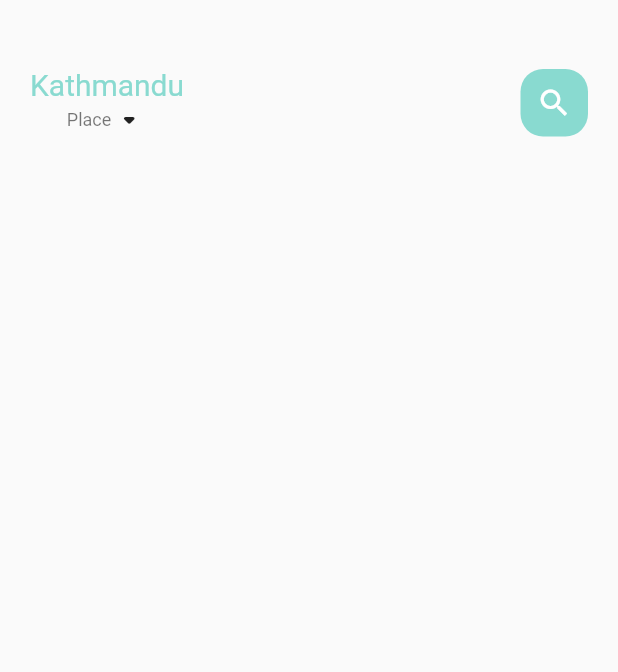
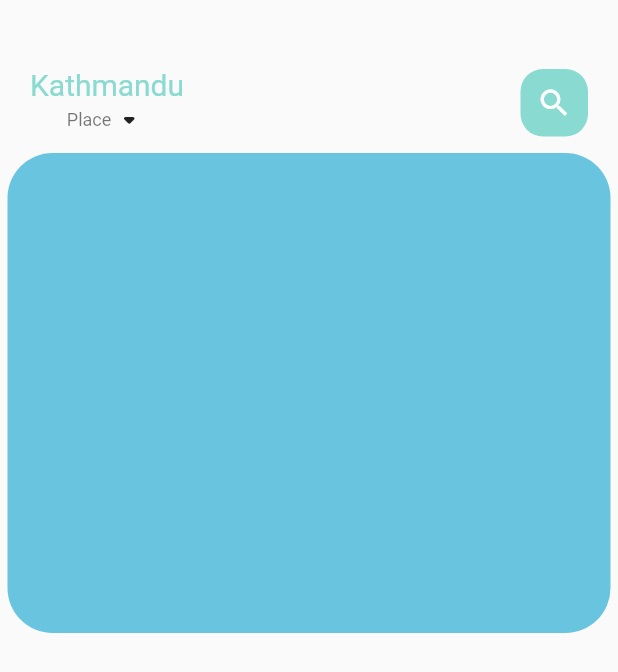
Before and after one commit to Anjeelchaudhary/UI-for-Shopping, a Flutter app: the screen it shows after launch, on a phone screen of 412 x 824 dp. Shown: the top 672 px of the screen. Run offline on Flutter 3.47's test engine with Material 2 defaults, Android fonts, the phone set to English and light mode, and no system bars.

Commit message:
:sparkles: Transition of widgets is  added
As the  transition of widgets is added and the body part is added to the main page by calling the name of GuitarMainPage

```diff
--- a/lib/home/guitar_page_body.dart
+++ b/lib/home/guitar_page_body.dart
@@ -11,6 +11,7 @@ class _GuitarPageBodyState extends State<GuitarPageBody> {
   @override
   Widget build(BuildContext context) {
     return Container(
+      height: 320,
       //Here pageView.builder is for the transitioning of the
       //diffenent wigits
       child: PageView.builder(
@@ -26,7 +27,12 @@ class _GuitarPageBodyState extends State<GuitarPageBody> {
     //here we have to declare the function of _buildPageItem
   }
 
-    Widget _buildPageItem(int index) {
-    return Container();
+  Widget _buildPageItem(int index) {
+    return Container(
+      height: 220,
+      margin: EdgeInsets.only(left: 5, right: 5),
+      decoration: BoxDecoration(
+          borderRadius: BorderRadius.circular(30), color: Color(0xFF69c5df)),
+    );
   }
 }
--- a/lib/home/main_guitar_page.dart
+++ b/lib/home/main_guitar_page.dart
@@ -2,6 +2,8 @@ import 'package:flutter/material.dart';
 import 'package:project_fourth_sem/utils/colors.dart';
 import 'package:project_fourth_sem/widgets/big_text.dart';
 import 'package:project_fourth_sem/widgets/small_text.dart';
+
+import 'guitar_page_body.dart';
 
 class MainHomePage extends StatefulWidget {
   MainHomePage({Key? key}) : super(key: key);
@@ -59,6 +61,7 @@ class _MainHomePageState extends State<MainHomePage> {
               ),
             ),
           ),
+          GuitarPageBody(),
         ],
       ),
     );
```
